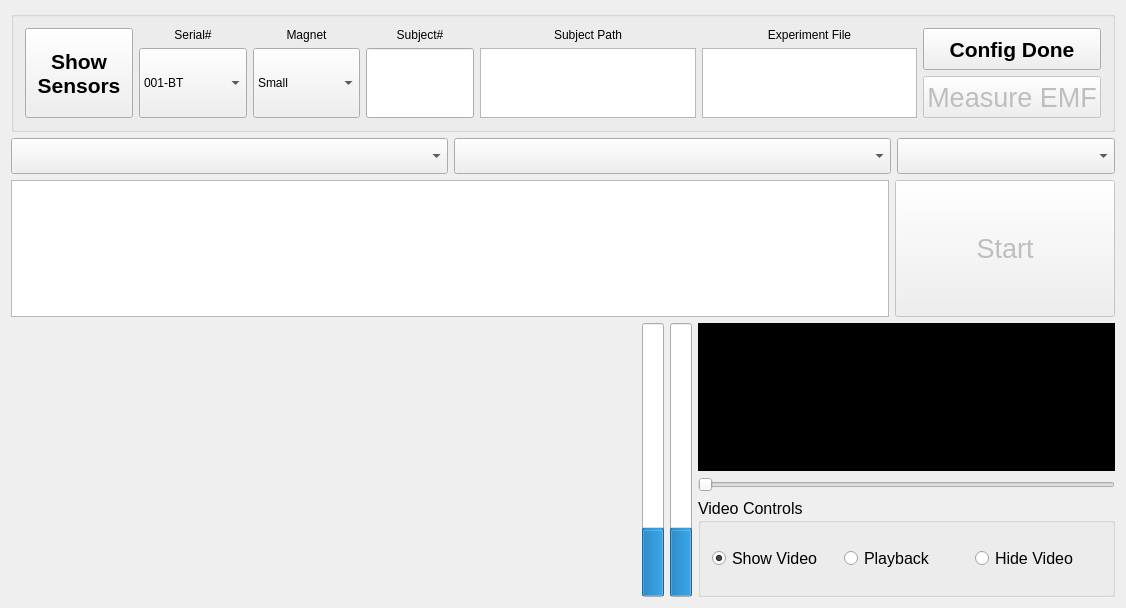
The window that tts_gui_experiment/TTS_GUI.ui (Sebnor-Doc/Collect_Data) describes before a commit, drawn with Qt 5.
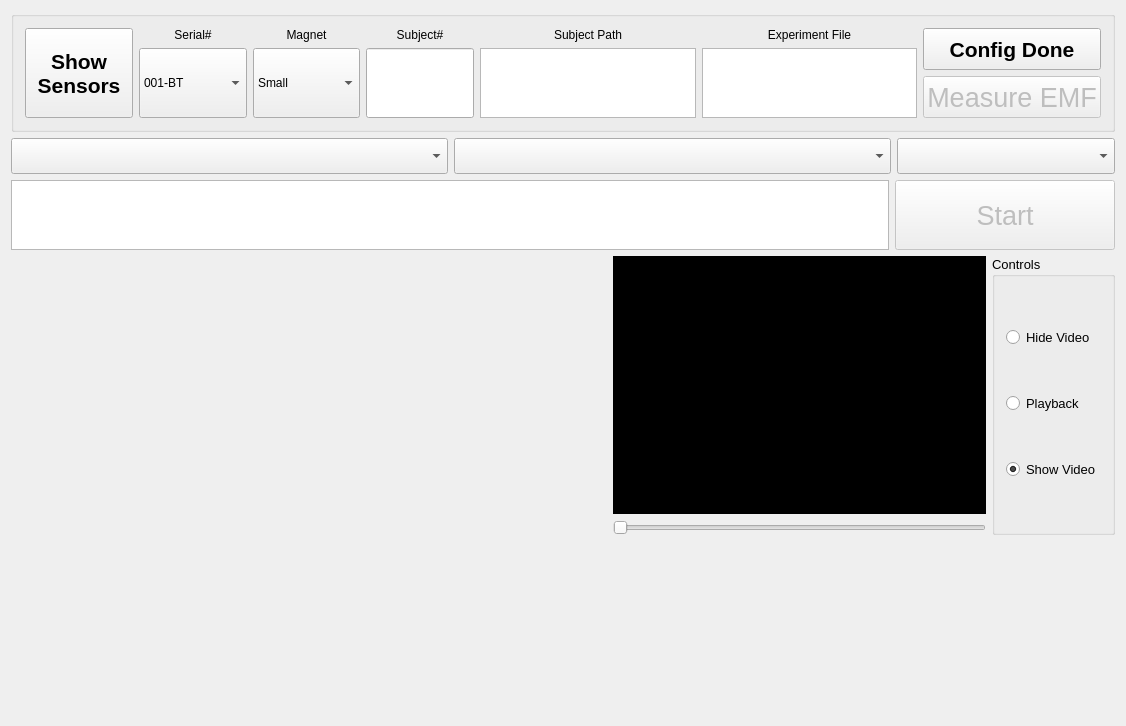
The same window after the commit. Custom widgets are drawn as their Qt base class.

Commit message: Implemented Audio Waveform feedback QCustomPlot displays waveform of Audio Source 1 Audio samples are normalized between -1 and +1 Down sampling rate needed to reduce GUI slow down

```diff
--- a/tts_gui_experiment/TTS_GUI.ui
+++ b/tts_gui_experiment/TTS_GUI.ui
@@ -7,14 +7,14 @@
     <x>0</x>
     <y>0</y>
     <width>1126</width>
-    <height>608</height>
+    <height>726</height>
    </rect>
   </property>
   <property name="windowTitle">
    <string>Tongue Tracking System v1.0</string>
   </property>
   <widget class="QWidget" name="centralWidget">
-   <layout class="QVBoxLayout" name="verticalLayout" stretch="1,1,4,8">
+   <layout class="QVBoxLayout" name="verticalLayout" stretch="1,1,2,8,5">
     <item>
      <widget class="QGroupBox" name="configBox">
       <property name="title">
@@ -374,7 +374,7 @@
      </layout>
     </item>
     <item>
-     <layout class="QHBoxLayout" name="biofeedbackLayout" stretch="3,0,2">
+     <layout class="QHBoxLayout" name="biofeedbackLayout" stretch="8,5,1">
       <item>
        <widget class="QCustomPlot" name="locaPlot" native="true">
         <property name="autoFillBackground">
@@ -383,31 +383,7 @@
        </widget>
       </item>
       <item>
-       <layout class="QHBoxLayout" name="audioLayout">
-        <item>
-         <widget class="QProgressBar" name="leftVolumeBar">
-          <property name="value">
-           <number>24</number>
-          </property>
-          <property name="orientation">
-           <enum>Qt::Vertical</enum>
-          </property>
-         </widget>
-        </item>
-        <item>
-         <widget class="QProgressBar" name="rightVolumeBar">
-          <property name="value">
-           <number>24</number>
-          </property>
-          <property name="orientation">
-           <enum>Qt::Vertical</enum>
-          </property>
-         </widget>
-        </item>
-       </layout>
-      </item>
-      <item>
-       <layout class="QVBoxLayout" name="videoLay" stretch="3,1,2">
+       <layout class="QVBoxLayout" name="videoLay" stretch="4,1">
         <item>
          <widget class="QLabel" name="videoFeed">
           <property name="sizePolicy">
@@ -440,6 +416,8 @@
           </property>
          </widget>
         </item>
+       </layout>
+      </item>
         <item>
          <widget class="QGroupBox" name="videoContolsGroupBox">
           <property name="sizePolicy">
@@ -450,15 +428,44 @@
           </property>
           <property name="font">
            <font>
-            <pointsize>12</pointsize>
+          <pointsize>10</pointsize>
            </font>
           </property>
           <property name="title">
-           <string>Video Controls</string>
-          </property>
-          <layout class="QHBoxLayout" name="horizontalLayout_2">
+         <string>Controls</string>
+        </property>
+        <layout class="QVBoxLayout" name="verticalLayout_2">
+         <item>
+          <widget class="QRadioButton" name="videoHideRadio">
+           <property name="font">
+            <font>
+             <pointsize>10</pointsize>
+            </font>
+           </property>
+           <property name="text">
+            <string>Hide Video</string>
+           </property>
+          </widget>
+         </item>
+         <item>
+          <widget class="QRadioButton" name="videoPlaybackRadio">
+           <property name="font">
+            <font>
+             <pointsize>10</pointsize>
+            </font>
+           </property>
+           <property name="text">
+            <string>Playback</string>
+           </property>
+          </widget>
+         </item>
            <item>
             <widget class="QRadioButton" name="videoShowRadio">
+           <property name="font">
+            <font>
+             <pointsize>10</pointsize>
+            </font>
+           </property>
              <property name="text">
               <string>Show Video</string>
              </property>
@@ -467,26 +474,17 @@
              </property>
             </widget>
            </item>
-           <item>
-            <widget class="QRadioButton" name="videoPlaybackRadio">
-             <property name="text">
-              <string>Playback</string>
-             </property>
-            </widget>
-           </item>
-           <item>
-            <widget class="QRadioButton" name="videoHideRadio">
-             <property name="text">
-              <string>Hide Video</string>
-             </property>
-            </widget>
-           </item>
           </layout>
          </widget>
         </item>
        </layout>
       </item>
-     </layout>
+    <item>
+     <widget class="QCustomPlot" name="waveformQCP" native="true">
+      <property name="autoFillBackground">
+       <bool>true</bool>
+      </property>
+     </widget>
     </item>
    </layout>
   </widget>
```
Lines whose indentation alone changed are shown as unchanged. The commit also changes 6 other files.
